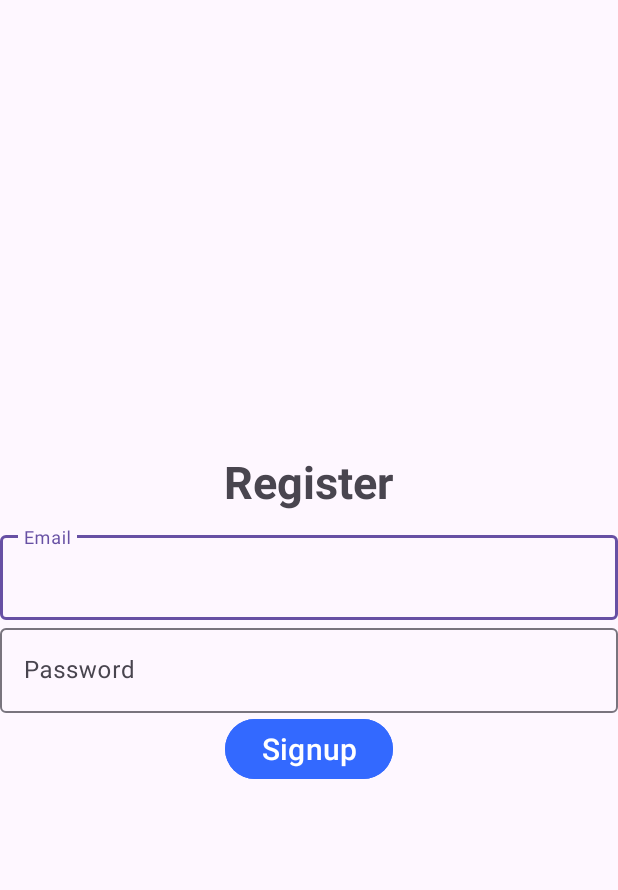
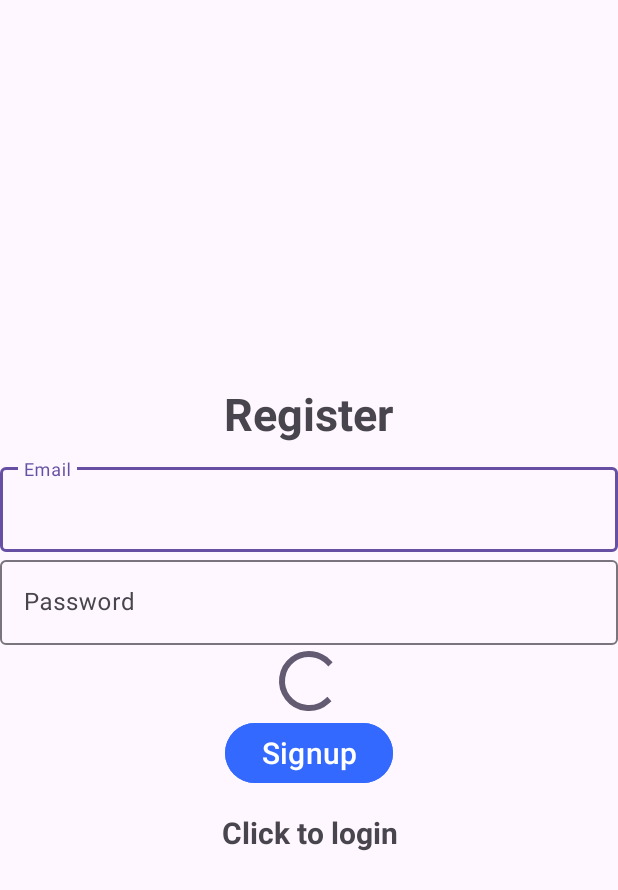
Before and after one commit to Rakesh-Kumar-Talam/AAD_Project, an Android app: the Signup screen opened directly, with no data from a screen before it, on a phone screen of 412 x 824 dp. Shown: the top 890 px of the screen. Run offline under Robolectric (Android 15) with nearby library versions, the phone set to English and light mode, and no system bars; our stand-ins replace Firebase (no records; nobody signed in at launch, a user with empty details on screens opened directly).

Commit message:
SignUp Page Completed

```diff
--- a/app/src/main/java/com/example/aad_project/Signup.java
+++ b/app/src/main/java/com/example/aad_project/Signup.java
@@ -1,20 +1,92 @@
 package com.example.aad_project;
 
+import android.content.Intent;
 import android.os.Bundle;
+import android.text.TextUtils;
+import android.view.View;
+import android.widget.Button;
+import android.widget.ProgressBar;
+import android.widget.TextView;
+import android.widget.Toast;
 
 import androidx.activity.EdgeToEdge;
+import androidx.annotation.NonNull;
 import androidx.appcompat.app.AppCompatActivity;
 import androidx.core.graphics.Insets;
 import androidx.core.view.ViewCompat;
 import androidx.core.view.WindowInsetsCompat;
 
+import com.google.android.gms.tasks.OnCompleteListener;
+import com.google.android.gms.tasks.Task;
+import com.google.android.material.textfield.TextInputEditText;
+import com.google.firebase.auth.AuthResult;
+import com.google.firebase.auth.FirebaseAuth;
+import com.google.firebase.auth.FirebaseUser;
+
 public class Signup extends AppCompatActivity {
+
+    TextInputEditText editTextEmail, editTextPassword;
+    Button buttonReg;
+    FirebaseAuth mAuth;
+    ProgressBar progressBar;
+    TextView textView;
+
 
     @Override
     protected void onCreate(Bundle savedInstanceState) {
         super.onCreate(savedInstanceState);
         EdgeToEdge.enable(this);
         setContentView(R.layout.activity_signup);
+        mAuth = FirebaseAuth.getInstance();
+        editTextEmail = findViewById(R.id.email);
+        editTextPassword = findViewById(R.id.password);
+        buttonReg = findViewById(R.id.signup_buttom);
+        progressBar = findViewById(R.id.progressBar);
+        textView = findViewById(R.id.loginNow);
+        textView.setOnClickListener(new View.OnClickListener() {
+            @Override
+            public void onClick(View v) {
+                Intent intent = new Intent(getApplicationContext(), Login.class);
+                startActivity(intent);
+                finish();
+            }
+        });
+
+        buttonReg.setOnClickListener(new View.OnClickListener() {
+            @Override
+            public void onClick(View v) {
+                progressBar.setVisibility(View.VISIBLE);
+                String email, password;
+                email = String.valueOf(editTextEmail.getText());
+                password = String.valueOf(editTextPassword.getText());
+                if(TextUtils.isEmpty(email)){
+                    Toast.makeText(Signup.this, "Enter Your Email", Toast.LENGTH_SHORT).show();
+                    return;
+                }
+                if(TextUtils.isEmpty(password)){
+                    Toast.makeText(Signup.this, "Enter Your Password", Toast.LENGTH_SHORT).show();
+                    return;
+                }
+                mAuth.createUserWithEmailAndPassword(email, password)
+                        .addOnCompleteListener( new OnCompleteListener<AuthResult>() {
+                            @Override
+                            public void onComplete(@NonNull Task<AuthResult> task) {
+                                progressBar.setVisibility(View.GONE);
+                                if (task.isSuccessful()){
+                                Toast.makeText(Signup.this, "Signup Successful",
+                                        Toast.LENGTH_SHORT).show();
+
+                                } else {
+                                    Toast.makeText(Signup.this, "Authentication failed.",
+                                            Toast.LENGTH_SHORT).show();
+
+                                }
+                            }
+                        });
+
+
+            }
+        });
         ViewCompat.setOnApplyWindowInsetsListener(findViewById(R.id.main), (v, insets) -> {
             Insets systemBars = insets.getInsets(WindowInsetsCompat.Type.systemBars());
             v.setPadding(systemBars.left, systemBars.top, systemBars.right, systemBars.bottom);
--- a/app/src/main/res/layout/activity_signup.xml
+++ b/app/src/main/res/layout/activity_signup.xml
@@ -41,6 +41,11 @@
             android:layout_height="wrap_content"/>
     </com.google.android.material.textfield.TextInputLayout>
 
+    <ProgressBar
+        android:id="@+id/progressBar"
+        android:layout_width="wrap_content"
+        android:layout_height="wrap_content"/>
+
     <Button
         android:id="@+id/signup_buttom"
         android:text="@string/signup"
@@ -48,5 +53,14 @@
         android:layout_width="wrap_content"
         android:layout_height="wrap_content"
         android:backgroundTint="@color/blue"/>
+    <TextView
+        android:textStyle="bold"
+        android:gravity="center"
+        android:textSize="20sp"
+        android:layout_marginTop="15dp"
+        android:id="@+id/loginNow"
+        android:text="@string/click_to_login"
+        android:layout_width="match_parent"
+        android:layout_height="wrap_content"/>
 
 </LinearLayout>
--- a/app/src/main/res/values/strings.xml
+++ b/app/src/main/res/values/strings.xml
@@ -5,4 +5,6 @@
     <string name="password">Password</string>
     <string name="signup">Signup</string>
     <string name="register">Register</string>
+    <string name="click_to_login">Click to login</string>
+    <string name="click_to_signup">Click to Signup</string>
 </resources>
```
Also changed, not shown: app/src/main/res/layout/activity_login.xml (+13 -1 lines).
